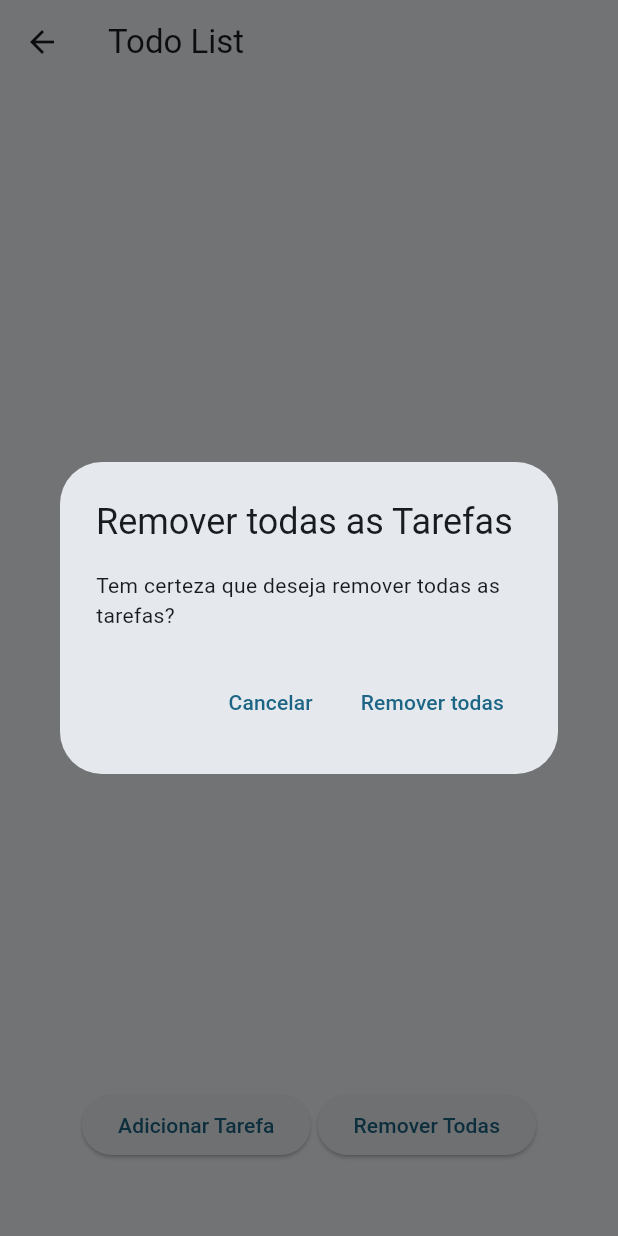
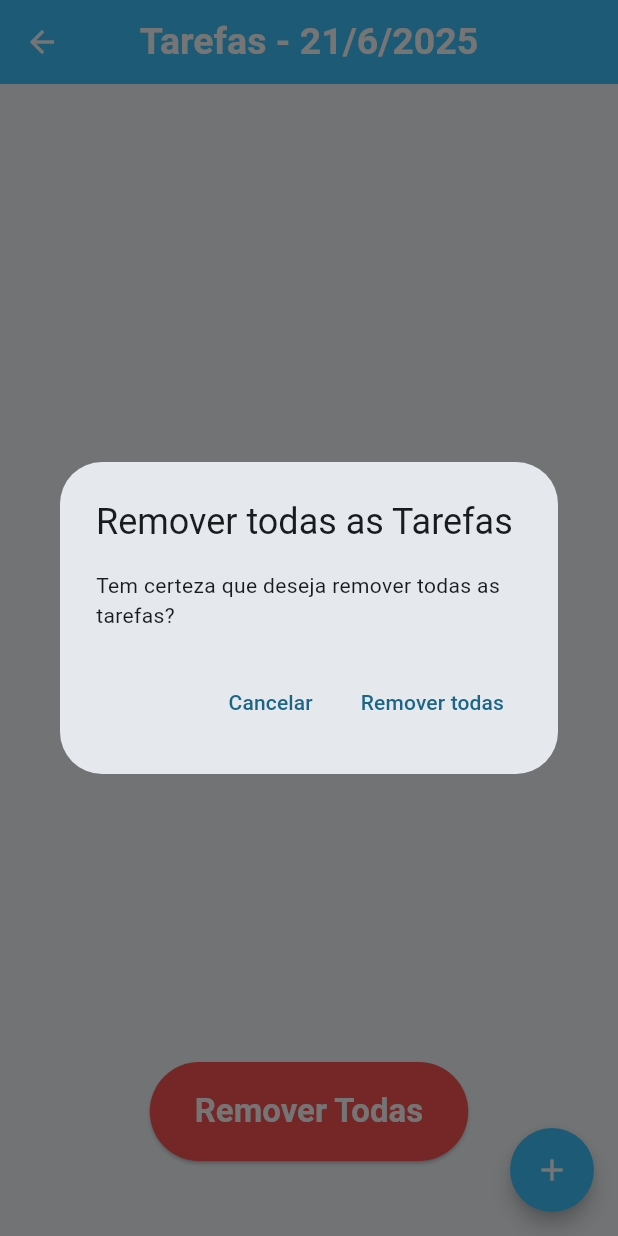
Before and after one commit to devthiart/flutter-todo-list-example, a Flutter app: the ToDoListPage screen opened directly with empty values, after a tap on "Remover Todas", on a phone screen of 412 x 824 dp. Run offline on Flutter 3.47's test engine with Material 3 defaults, Android fonts, the phone set to English and light mode, and no system bars; our stand-ins replace firebase_core, firebase_database, table_calendar; accounts and stored records are empty.

Commit message:
Stylin To Do List page

```diff
--- a/lib/toDoListPage.dart
+++ b/lib/toDoListPage.dart
@@ -23,9 +23,20 @@ class _ToDoListPageState extends State<ToDoListPage> {
   Widget build(BuildContext context) {
     return Scaffold(
       appBar: AppBar(
-        title: Text('Todo List'),
+        title: Text(
+          'Tarefas - ${widget.selectedDate.day}/${widget.selectedDate.month}/${widget.selectedDate.year}',
+          style: TextStyle(
+            color: Colors.white,
+            fontWeight: FontWeight.bold,
+            fontSize: 25,
+          ),
+        ),
+        backgroundColor: Colors.lightBlueAccent,
+        centerTitle: true,
+
         leading: IconButton(
           icon: Icon(Icons.arrow_back),
+          color: Colors.white,
           onPressed: () {
             Navigator.of(context).pop();
           },
@@ -40,17 +51,24 @@ class _ToDoListPageState extends State<ToDoListPage> {
                 return ListTile(
                   title: Text(
                     tasks[index].name,
+                    textAlign: TextAlign.center,
                     style: TextStyle(
                       decoration: tasks[index].isCompleted
                           ? TextDecoration.lineThrough
                           : TextDecoration.none,
+                      color: tasks[index].isCompleted ? Colors.grey : Colors.black,
                     ),
                   ),
-                  leading: Icon(
-                    tasks[index].isCompleted
-                        ? Icons.check_circle
-                        : Icons.radio_button_unchecked,
-                    color: tasks[index].isCompleted ? Colors.green : Colors.red,
+                  leading: IconButton(
+                    icon: Icon(
+                      tasks[index].isCompleted
+                          ? Icons.check_circle
+                          : Icons.radio_button_unchecked,
+                      color: tasks[index].isCompleted ? Colors.green : Colors.black45,
+                    ),
+                    onPressed: () {
+                      _toggleTaskCompletion(index);
+                    },
                   ),
                   trailing: Row(
                     mainAxisSize: MainAxisSize.min,
@@ -66,6 +84,7 @@ class _ToDoListPageState extends State<ToDoListPage> {
                         onPressed: () {
                           _removeTask(index);
                         },
+                        color: Colors.redAccent,
                       ),
                     ],
                   ),
@@ -80,20 +99,30 @@ class _ToDoListPageState extends State<ToDoListPage> {
               children: [
                 ElevatedButton(
                   onPressed: () {
-                    _showAddTaskDialog(context);
-                  },
-                  child: Text('Adicionar Tarefa'),
-                ),
-                ElevatedButton(
-                  onPressed: () {
                     _showRemoveAllTasksDialog(context);
                   },
+                  style: ButtonStyle(
+                    backgroundColor: MaterialStateProperty.all<Color>(Colors.redAccent),
+                    foregroundColor: MaterialStateProperty.all<Color>(Colors.white),
+                    padding: MaterialStateProperty.all<EdgeInsets>(EdgeInsets.symmetric(horizontal: 30, vertical: 20)),
+                    textStyle: MaterialStateProperty.all<TextStyle>(TextStyle(fontSize: 22, fontWeight: FontWeight.bold)),
+                  ),
                   child: Text('Remover Todas'),
                 ),
               ],
             ),
           ),
         ],
+      ),
+      floatingActionButton: FloatingActionButton(
+        onPressed: () {
+          _showAddTaskDialog(context);
+        },
+        child: Icon(Icons.add),
+        backgroundColor: Colors.lightBlueAccent,
+        foregroundColor: Colors.white,
+        elevation: 5,
+        shape: CircleBorder(),
       ),
     );
   }
```
